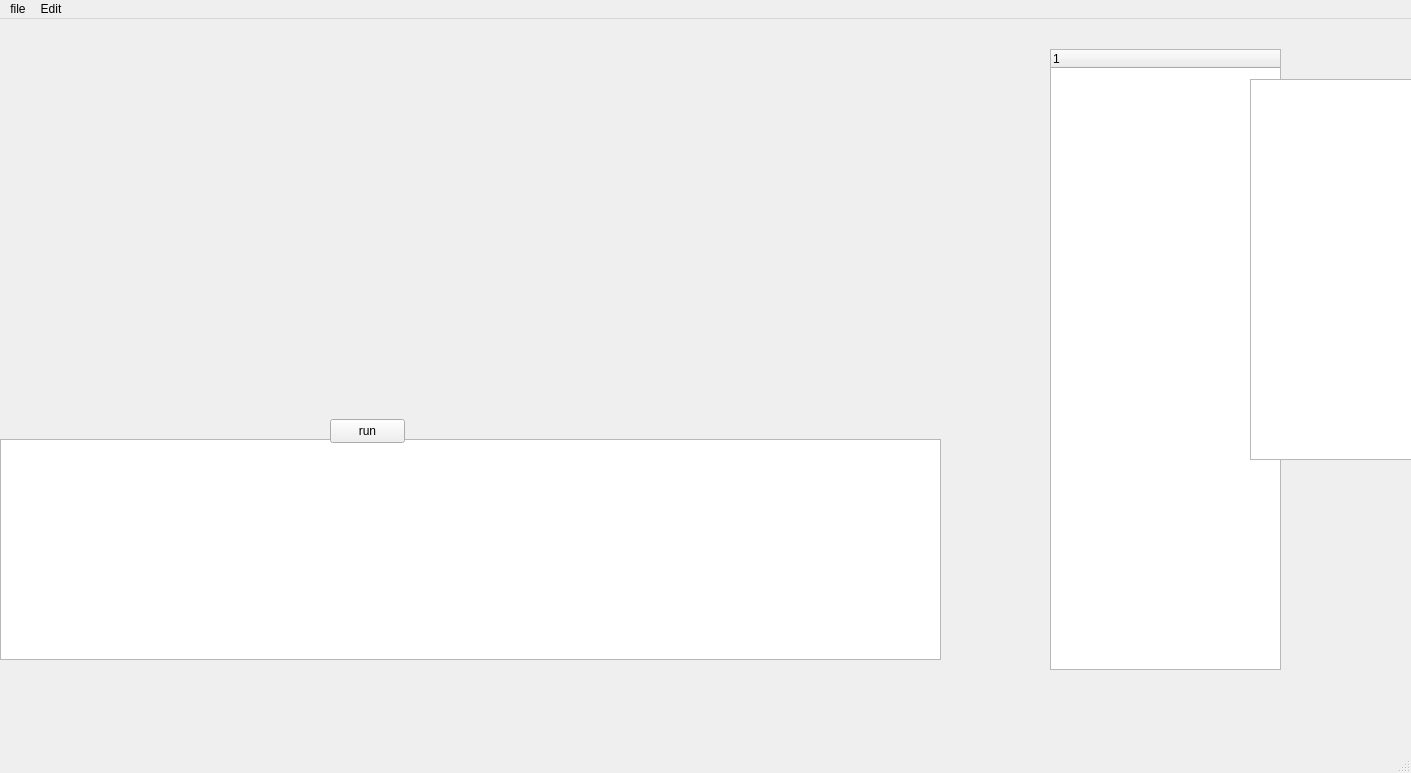
AXIhello/dbms, file ui/MainWindow.ui: the form before one commit.
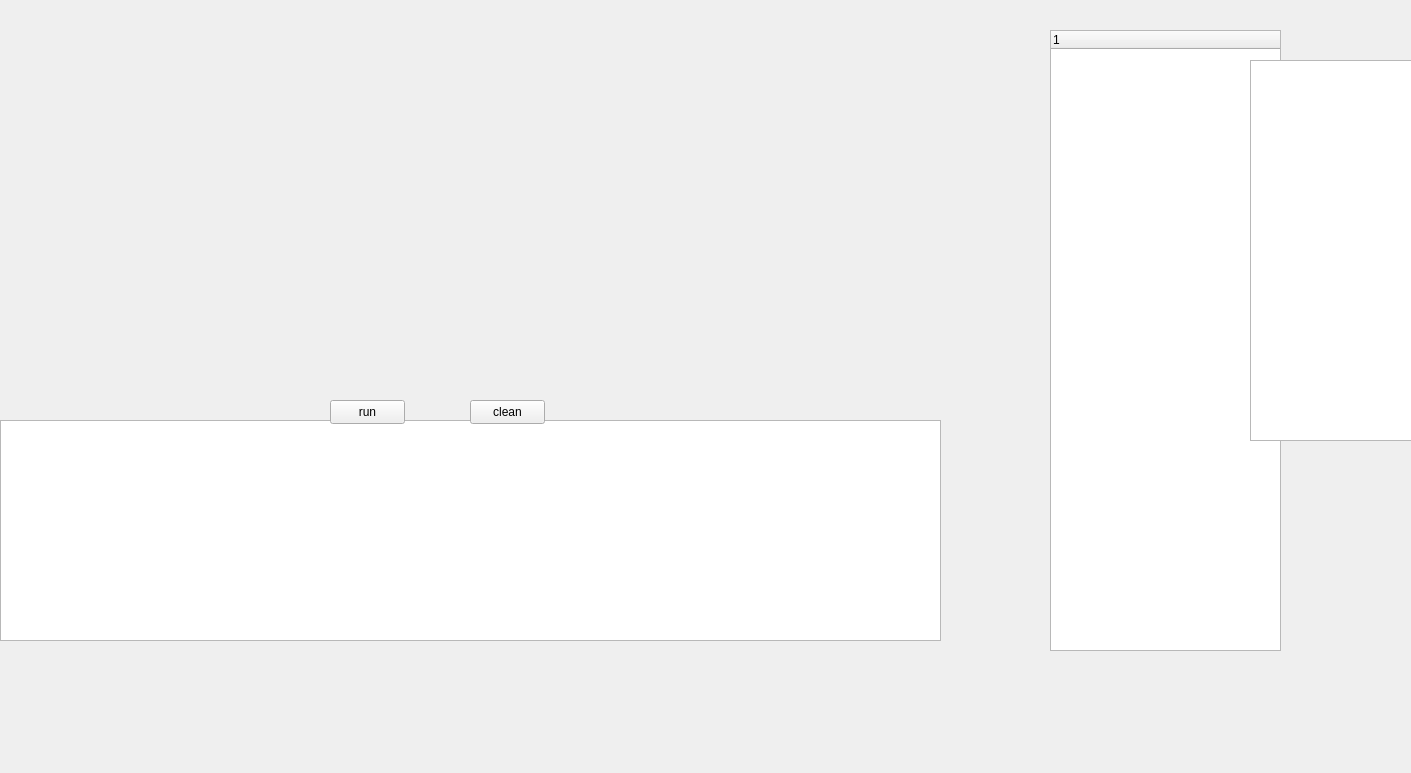
The form after the commit.

Commit message: ui-添加cleanButton，移除菜单栏冗余组件

What changed in the file:
```diff
--- a/ui/MainWindow.ui
+++ b/ui/MainWindow.ui
@@ -62,6 +62,19 @@
      </rect>
     </property>
    </widget>
+   <widget class="QPushButton" name="cleanButton">
+    <property name="geometry">
+     <rect>
+      <x>470</x>
+      <y>400</y>
+      <width>75</width>
+      <height>24</height>
+     </rect>
+    </property>
+    <property name="text">
+     <string>clean</string>
+    </property>
+   </widget>
   </widget>
   <widget class="QMenuBar" name="menubar">
    <property name="geometry">
@@ -72,26 +85,7 @@
      <height>22</height>
     </rect>
    </property>
-   <widget class="QMenu" name="menufile">
-    <property name="title">
-     <string>file</string>
-    </property>
-   </widget>
-   <widget class="QMenu" name="menuEdit">
-    <property name="tearOffEnabled">
-     <bool>false</bool>
-    </property>
-    <property name="title">
-     <string>Edit</string>
-    </property>
-    <property name="toolTipsVisible">
-     <bool>false</bool>
-    </property>
-   </widget>
-   <addaction name="menufile"/>
-   <addaction name="menuEdit"/>
   </widget>
-  <widget class="QStatusBar" name="statusbar"/>
  </widget>
  <resources/>
  <connections/>
```
The commit also changes 3 other files.
